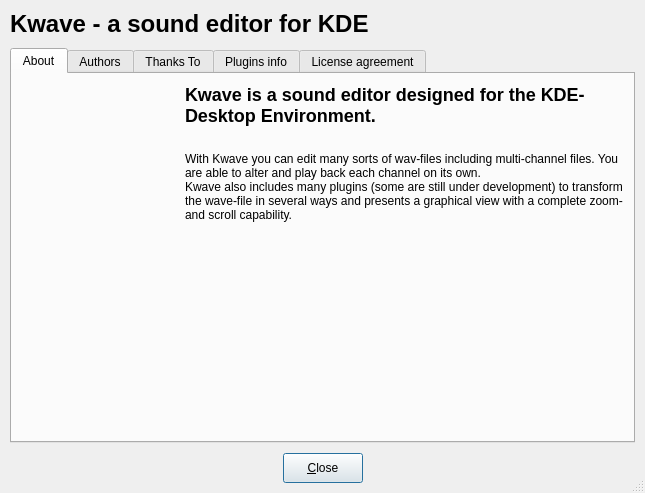
Old version of the form plugins/about/KwaveAboutDialogBase.ui in the repository KDE/kwave.
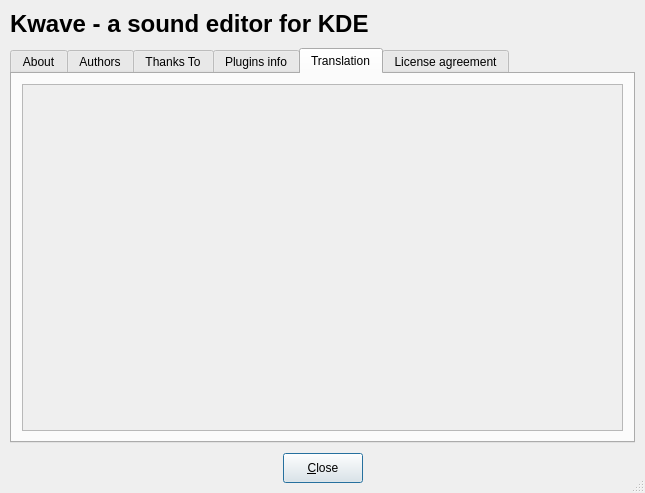
New version of the form. The open tabs and pages were chosen to show the change. Custom widgets are drawn as their Qt base class.

Commit message:
about plugin: new tab for translators
svn-id: https://kwave.svn.sourceforge.net/svnroot/kwave/trunk@2341 bbf32e5a-961d-0410-9e10-91f32741c31e

```diff
--- a/plugins/about/KwaveAboutDialogBase.ui
+++ b/plugins/about/KwaveAboutDialogBase.ui
@@ -249,8 +249,25 @@
        </item>
       </layout>
      </widget>
-     <widget class="QWidget" name="license_tab" >
-      <attribute name="title" >
+     <widget class="QWidget" name="translations_tab">
+      <attribute name="title">
+       <string>Translation</string>
+      </attribute>
+      <layout class="QVBoxLayout" name="verticalLayout">
+       <item>
+        <widget class="QScrollArea" name="translatorsframe">
+         <property name="sizePolicy">
+          <sizepolicy hsizetype="Expanding" vsizetype="Expanding">
+           <horstretch>0</horstretch>
+           <verstretch>0</verstretch>
+          </sizepolicy>
+         </property>
+        </widget>
+       </item>
+      </layout>
+     </widget>
+     <widget class="QWidget" name="license_tab">
+      <attribute name="title">
        <string>License agreement</string>
       </attribute>
       <layout class="QVBoxLayout" >
@@ -339,23 +356,13 @@
    </item>
   </layout>
  </widget>
- <layoutdefault spacing="10" margin="10" />
+ <layoutdefault spacing="10" margin="10"/>
  <customwidgets>
   <customwidget>
    <class>LogoWidget</class>
    <extends>QWidget</extends>
    <header>LogoWidget.h</header>
   </customwidget>
-  <customwidget>
-   <class>QScrollArea</class>
-   <extends>QWidget</extends>
-   <header>QScrollArea</header>
-  </customwidget>
-  <customwidget>
-   <class>QTextEdit</class>
-   <extends>QWidget</extends>
-   <header>QTextEdit</header>
-  </customwidget>
  </customwidgets>
  <tabstops>
   <tabstop>okbutton</tabstop>
```
Left out of the diff: 228 changed lines with no effect on the pictures. The commit also changes 1 other file.
